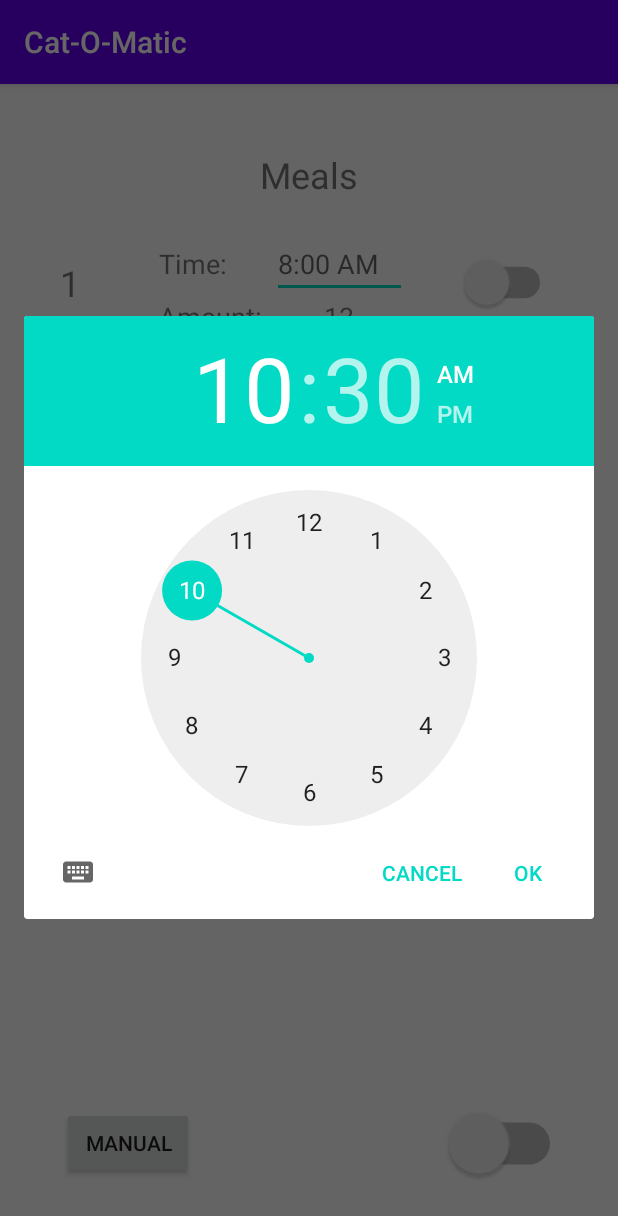
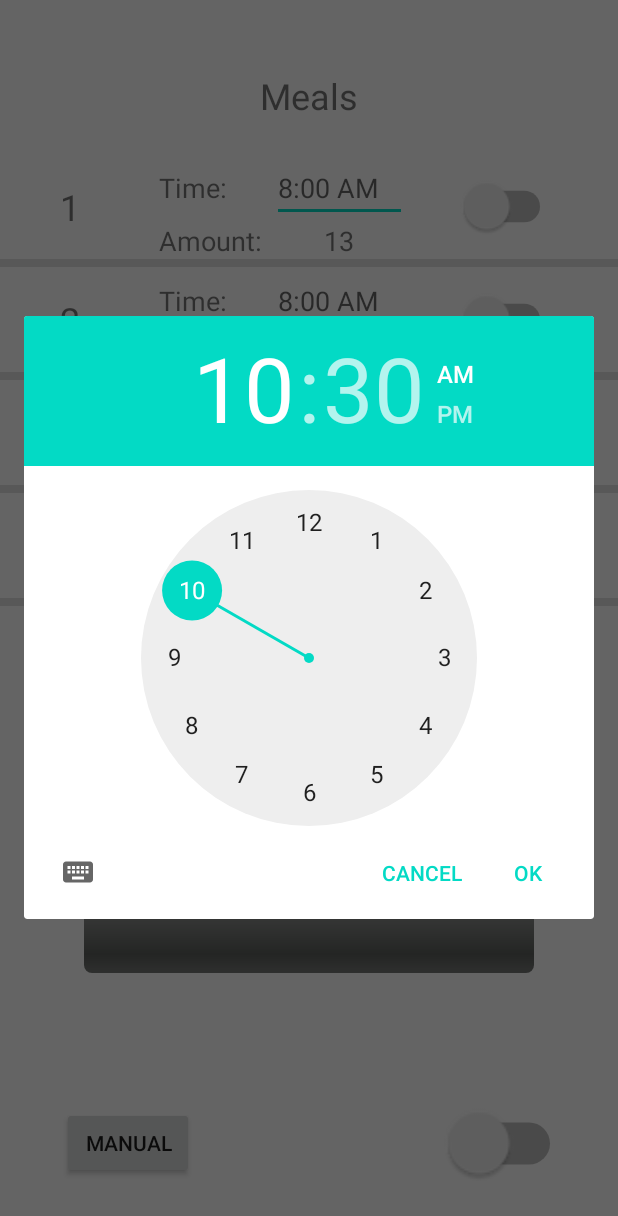
Before and after one commit to Jgangl/Cat-O-Matic, an Android app: the screen it shows after launch (MainActivity), on a phone screen of 412 x 824 dp. Shown: the top 1216 px of the screen. Run offline under Robolectric (Android 15) with nearby library versions, the phone set to English and light mode, and no system bars.

```diff
--- a/app/src/main/java/com/jgangl/cat_o_matic/MainActivity.java
+++ b/app/src/main/java/com/jgangl/cat_o_matic/MainActivity.java
@@ -2,51 +2,160 @@ package com.jgangl.cat_o_matic;
 
 import androidx.appcompat.app.AppCompatActivity;
 
+import android.app.Activity;
 import android.app.TimePickerDialog;
 import android.os.Bundle;
 import android.text.InputType;
+import android.util.Log;
 import android.view.View;
 import android.widget.Button;
 import android.widget.EditText;
+import android.widget.ProgressBar;
 import android.widget.Switch;
 import android.widget.TimePicker;
 
+import java.time.LocalTime;
+import java.time.format.DateTimeFormatter;
 import java.util.Calendar;
 
-public class MainActivity extends AppCompatActivity{
+public class MainActivity extends Activity{
 
-    Button btnTimePicker;
     Button manualMealButton;
     Switch enableAllMeals;
 
-    EditText mealOneTime, mealTwoTime, mealThreeTime, mealFourTime, mealFiveTime;
+    ProgressBar foodLevelProgBar;
 
+    // Specific Time
+    LocalTime newtime = LocalTime.of(7, 20, 45, 0);
+    //System.out.println(time2);
+
+    // Specific Time
+    //LocalTime time3 = LocalTime.parse("12:32:22", DateTimeFormatter.ISO_TIME);
+    //System.out.println(time3);
+
+    //Meal mealOne = new Meal();
+    //Meal mealTwo = new Meal();
+    //Meal mealThree = new Meal();
+    //Meal mealFour = new Meal();
+    //Meal mealFive = new Meal();
 
     @Override
     protected void onCreate(Bundle savedInstanceState) {
         super.onCreate(savedInstanceState);
         setContentView(R.layout.activity_main);
 
-        mealOneTime = findViewById(R.id.MealOne_Time_Input);
+        System.out.println(newtime);
+
+        foodLevelProgBar = findViewById(R.id.foodLevel_ProgressBar);
+        manualMealButton = findViewById(R.id.ManualMeal_Button_Input);
+        enableAllMeals = findViewById(R.id.AllMeals_Switch_Input);
+
+        final EditText mealOneTime = findViewById(R.id.MealOne_Time_Input);
+        final EditText mealTwoTime = findViewById(R.id.MealTwo_Time_Input);
+        final EditText mealThreeTime = findViewById(R.id.MealThree_Time_Input);
+        final EditText mealFourTime = findViewById(R.id.MealFour_Time_Input);
+        final EditText mealFiveTime = findViewById(R.id.MealFive_Time_Input);
+
+        manualMealButton.setOnClickListener(new View.OnClickListener() {
+            @Override
+            public void onClick(View v) {
+                triggerManualFeed();
+            }
+        });
 
         mealOneTime.setInputType(InputType.TYPE_NULL);
         mealOneTime.setOnClickListener(new View.OnClickListener() {
             @Override
             public void onClick(View v) {
-                showTimeDialog();
+                showTimeDialog(mealOneTime);
             }
         });
         mealOneTime.setOnFocusChangeListener(new View.OnFocusChangeListener() {
             @Override
             public void onFocusChange(View v, boolean hasFocus) {
             if (hasFocus) {
-                showTimeDialog();
+                showTimeDialog(mealOneTime);
             }
+            }
+        });
+
+        mealTwoTime.setInputType(InputType.TYPE_NULL);
+        mealTwoTime.setOnClickListener(new View.OnClickListener() {
+            @Override
+            public void onClick(View v) {
+                showTimeDialog(mealTwoTime);
+            }
+        });
+        mealTwoTime.setOnFocusChangeListener(new View.OnFocusChangeListener() {
+            @Override
+            public void onFocusChange(View v, boolean hasFocus) {
+                if (hasFocus) {
+                    showTimeDialog(mealTwoTime);
+                }
+            }
+        });
+
+        mealThreeTime.setInputType(InputType.TYPE_NULL);
+        mealThreeTime.setOnClickListener(new View.OnClickListener() {
+            @Override
+            public void onClick(View v) {
+                showTimeDialog(mealThreeTime);
+            }
+        });
+        mealThreeTime.setOnFocusChangeListener(new View.OnFocusChangeListener() {
+            @Override
+            public void onFocusChange(View v, boolean hasFocus) {
+                if (hasFocus) {
+                    showTimeDialog(mealThreeTime);
+                }
+            }
+        });
+
+        mealFourTime.setInputType(InputType.TYPE_NULL);
+        mealFourTime.setOnClickListener(new View.OnClickListener() {
+            @Override
+            public void onClick(View v) {
+                showTimeDialog(mealFourTime);
+            }
+        });
+        mealFourTime.setOnFocusChangeListener(new View.OnFocusChangeListener() {
+            @Override
+            public void onFocusChange(View v, boolean hasFocus) {
+                if (hasFocus) {
+                    showTimeDialog(mealFourTime);
+                }
+            }
+        });
+
+        mealFiveTime.setInputType(InputType.TYPE_NULL);
+        mealFiveTime.setOnClickListener(new View.OnClickListener() {
+            @Override
+            public void onClick(View v) {
+                showTimeDialog(mealFiveTime);
+            }
+        });
+        mealFiveTime.setOnFocusChangeListener(new View.OnFocusChangeListener() {
+            @Override
+            public void onFocusChange(View v, boolean hasFocus) {
+                if (hasFocus) {
+                    showTimeDialog(mealFiveTime);
+                }
             }
         });
     }
 
-    private void showTimeDialog(){
+
+
+    private void setFoodLevelProgBar(){
+        int newProgress = 0;
+        foodLevelProgBar.setProgress(newProgress);
+    }
+
+    private void triggerManualFeed(){
+        //Manual Feed Triggered
+    }
+
+    private void showTimeDialog(final EditText editTextToSet){
         // Get Current Time
         final Calendar c = Calendar.getInstance();
         int mHour = c.get(Calendar.HOUR_OF_DAY);
@@ -60,7 +169,7 @@ public class MainActivity extends AppCompatActivity{
                     public void onTimeSet(TimePicker view, int hourOfDay,
                                           int minute) {
 
-                        mealOneTime.setText(hourOfDay + ":" + minute);
+                        editTextToSet.setText(hourOfDay + ":" + minute);
                     }
                 }, mHour, mMinute, false);
         timePickerDialog.show();
--- a/app/src/main/res/layout/activity_main.xml
+++ b/app/src/main/res/layout/activity_main.xml
@@ -29,7 +29,7 @@
         <androidx.constraintlayout.widget.ConstraintLayout
             android:id="@+id/MealOne"
             android:layout_width="match_parent"
-            android:layout_height="match_parent">
+            android:layout_height="wrap_content">
 
 
             <LinearLayout
@@ -52,6 +52,7 @@
                         android:layout_width="75dp"
                         android:layout_height="wrap_content"
                         android:layout_marginStart="48dp"
+                        android:gravity="left"
                         android:text="Time:"
                         android:textSize="18sp" />
 
@@ -116,10 +117,16 @@
 
         </androidx.constraintlayout.widget.ConstraintLayout>
 
+        <View
+            android:id="@+id/divider"
+            android:layout_width="match_parent"
+            android:layout_height="5dp"
+            android:background="?android:attr/listDivider" />
+
         <androidx.constraintlayout.widget.ConstraintLayout
             android:id="@+id/MealTwo"
             android:layout_width="match_parent"
-            android:layout_height="match_parent">
+            android:layout_height="wrap_content">
 
 
             <LinearLayout
@@ -206,10 +213,16 @@
 
         </androidx.constraintlayout.widget.ConstraintLayout>
 
+        <View
+            android:id="@+id/divider2"
+            android:layout_width="match_parent"
+            android:layout_height="5dp"
+            android:background="?android:attr/listDivider" />
+
         <androidx.constraintlayout.widget.ConstraintLayout
             android:id="@+id/MealThree"
             android:layout_width="match_parent"
-            android:layout_height="match_parent">
+            android:layout_height="wrap_content">
 
 
             <LinearLayout
@@ -296,10 +309,16 @@
 
         </androidx.constraintlayout.widget.ConstraintLayout>
 
+        <View
+            android:id="@+id/divider3"
+            android:layout_width="match_parent"
+            android:layout_height="5dp"
+            android:background="?android:attr/listDivider" />
+
         <androidx.constraintlayout.widget.ConstraintLayout
             android:id="@+id/MealFour"
             android:layout_width="match_parent"
-            android:layout_height="match_parent">
+            android:layout_height="wrap_content">
 
 
             <LinearLayout
@@ -386,10 +405,16 @@
 
         </androidx.constraintlayout.widget.ConstraintLayout>
 
+        <View
+            android:id="@+id/divider4"
+            android:layout_width="match_parent"
+            android:layout_height="5dp"
+            android:background="?android:attr/listDivider" />
+
         <androidx.constraintlayout.widget.ConstraintLayout
             android:id="@+id/MealFive"
             android:layout_width="match_parent"
-            android:layout_height="match_parent">
+            android:layout_height="wrap_content">
 
 
             <LinearLayout
@@ -489,6 +514,22 @@
         app:layout_constraintBottom_toBottomOf="parent"
         app:layout_constraintEnd_toEndOf="parent" />
 
+    <ProgressBar
+        android:id="@+id/foodLevel_ProgressBar"
+        style="@android:style/Widget.ProgressBar.Horizontal"
+        android:layout_width="300dp"
+        android:layout_height="50dp"
+        android:layout_marginBottom="175dp"
+        android:maxHeight="50dp"
+        android:minHeight="50dp"
+        android:progress="0"
+        app:layout_constraintBottom_toBottomOf="parent"
+        app:layout_constraintEnd_toEndOf="parent"
+        app:layout_constraintStart_toStartOf="parent"
+
+
+        />
+
     <Button
         android:id="@+id/ManualMeal_Button_Input"
         android:layout_width="wrap_content"
```
Also changed, not shown: app/src/main/java/com/jgangl/cat_o_matic/Meal.java (added, +36 -0 lines).
